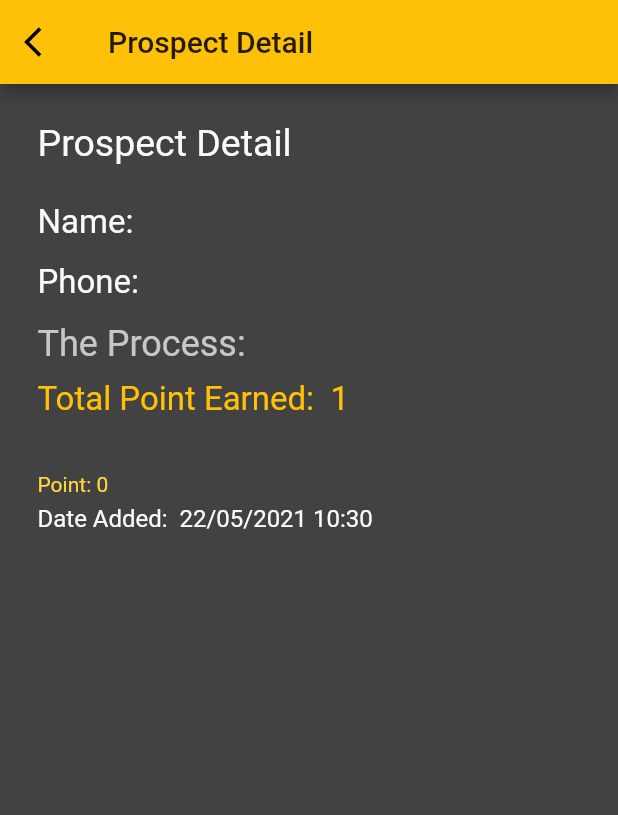
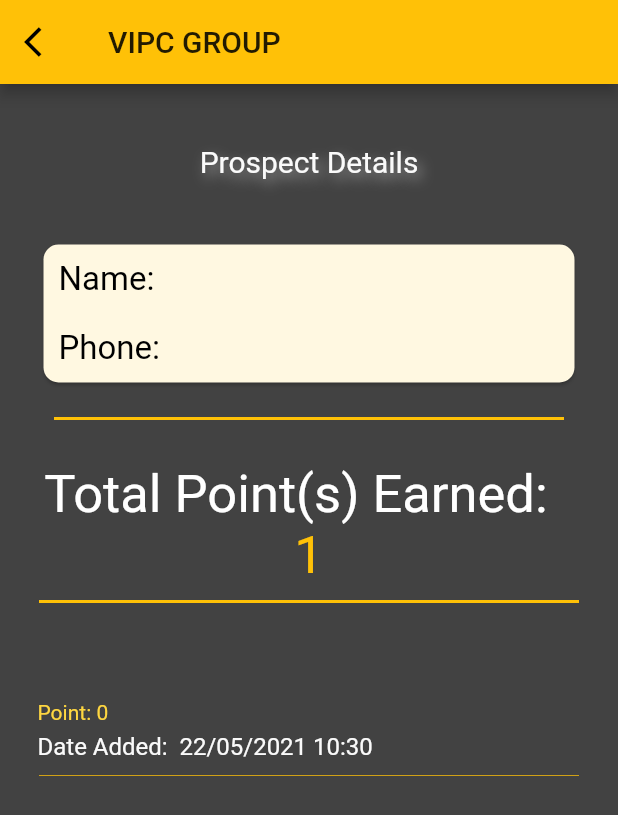
Before and after one commit to tasfique/vipc_app, a Flutter app: the ProspectView screen opened directly with empty values, on a phone screen of 412 x 824 dp. Shown: the top 815 px of the screen. Run offline on Flutter 3.47's test engine with Material 2 defaults, Android fonts, the phone set to English and light mode, and no system bars; our stand-ins replace bouncing_widget, charts_flutter, cloud_firestore, firebase_auth, firebase_core, firebase_messaging and 9 more; missing offline and left inert: flutter_absolute_path, flutter_gradient_colors, mailer, multi_image_picker; accounts and stored records are empty.

Commit message:
1. Improved Design for 'prospect_view.dart'

```diff
--- a/lib/view/prospect/prospect_view.dart
+++ b/lib/view/prospect/prospect_view.dart
@@ -81,7 +81,7 @@ class _ProspectViewState extends State<ProspectView> {
       },
       child: Scaffold(
         appBar: AppBar(
-          title: Text('Prospect Detail'),
+          title: Text('VIPC GROUP'),
           leading: IconButton(
             icon: Icon(Icons.arrow_back_ios),
             onPressed: () => Navigator.of(context).pop(false),
@@ -96,28 +96,58 @@ class _ProspectViewState extends State<ProspectView> {
                 crossAxisAlignment: CrossAxisAlignment.start,
                 children: [
                   Padding(
-                    padding: EdgeInsets.only(bottom: 25, top: 25),
+                    padding: EdgeInsets.only(bottom: 40, top: 40),
                     child: Container(
-                      alignment: Alignment.centerLeft,
+                      alignment: Alignment.center,
                       child: Text(
-                        "Prospect Detail",
+                        "Prospect Details",
                         style: TextStyle(
-                          fontSize: 25,
+                          fontSize: 20,
+                          //decoration: TextDecoration.underline,
+                          decorationThickness: 1.5,
+                          fontWeight: FontWeight.w400,
+                          shadows: [
+                            Shadow(
+                              blurRadius: 10.0,
+                              color: Colors.grey,
+                              offset: Offset(3.0, 4.0),
+                            ),
+                          ],
                         ),
                       ),
                     ),
                   ),
-                  Text(
+                  Container(
+                    width: 400,
+                    child: Card(
+                      semanticContainer: true,
+                      clipBehavior: Clip.antiAliasWithSaveLayer,
+                      shape: RoundedRectangleBorder(
+                          borderRadius: BorderRadius.circular(10.0)),
+                      color: Colors.amber[50],
+                      child: Column(
+                        crossAxisAlignment: CrossAxisAlignment.start,
+                        children: [
+                          //Name
+                          Padding(
+                            padding: EdgeInsets.all(10),
+                            child: Text(
                               'Name: ${widget.prospect.prospectName}',
                               style: TextStyle(
                                 fontSize: 22,
+                                color: Colors.black,
                               ),
                             ),
-                  SizedBox(
-                    height: 14,
                           ),
-                  Text('Phone: ${widget.prospect.phoneNo}',
-                      style: TextStyle(fontSize: 22)
+                          // SizedBox(
+                          //   height: 14,
+                          // ),
+                          //Phone
+                          Padding(
+                            padding: EdgeInsets.all(10),
+                            child: Text('Phone: ${widget.prospect.phoneNo}',
+                                style:
+                                    TextStyle(fontSize: 22, color: Colors.black)
                                 // DateFormat('dd/MM/yyyy HH:mm')
                                 // .format(DateTime.parse(widget.oneNew.newsId)),
                                 // style: TextStyle(
@@ -125,35 +155,76 @@ class _ProspectViewState extends State<ProspectView> {
                                 //   color: Colors.white70,
                                 // ),
                                 ),
-                  SizedBox(
-                    height: 14,
                           ),
+                          // SizedBox(
+                          //   height: 14,
+                          // ),
                           widget.prospect.email != ''
                               ? Padding(
-                          padding: const EdgeInsets.only(bottom: 14),
+                                  padding: const EdgeInsets.all(10),
                                   child: Text('Email: ${widget.prospect.email}',
-                              style: TextStyle(fontSize: 22)),
+                                      style: TextStyle(
+                                          fontSize: 22, color: Colors.black)),
                                 )
                               : SizedBox(),
-                  Text(
-                    'The Process:',
-                    style: TextStyle(
-                      color: Colors.white70,
-                      fontSize: 24,
+                        ],
                       ),
                     ),
+                  ),
+                  Padding(
+                    padding: const EdgeInsets.all(10),
+                    child: const Divider(
+                      height: 20,
+                      thickness: 2,
+                      indent: 1,
+                      endIndent: 1,
+                      color: Colors.amber,
+                    ),
+                    // child: Column(
+                    //   children: [],
+                    // ),
+                  ),
+                  // Text(
+                  //   'Point Description:',
+                  //   style: TextStyle(
+                  //     color: Colors.white70,
+                  //     fontSize: 24,
+                  //   ),
+                  // ),
                   SizedBox(
                     height: 10,
                   ),
-                  Text(
-                    'Total Point Earned:  $totalPoint',
+                  Center(
+                    child: Text(
+                      'Total Point(s) Earned:  ',
+                      style: TextStyle(
+                        color: Colors.white,
+                        fontSize: 35,
+                      ),
+                    ),
+                    // SizedBox(
+                    //   height: 10,
+                    // ),
+                  ),
+                  Center(
+                    child: Text(
+                      '$totalPoint',
                       style: TextStyle(
                         color: Colors.amber,
-                      fontSize: 22,
+                        fontSize: 35,
                       ),
                     ),
+                  ),
+
+                  const Divider(
+                    height: 20,
+                    thickness: 2,
+                    indent: 1,
+                    endIndent: 1,
+                    color: Colors.amber,
+                  ),
                   SizedBox(
-                    height: 10,
+                    height: 30,
                   ),
                   Text(widget.prospect.steps['0'],
                       style: TextStyle(fontSize: 22)),
@@ -170,6 +241,13 @@ class _ProspectViewState extends State<ProspectView> {
                             DateTime.parse(widget.prospect.steps['0Time'])),
                     style: TextStyle(fontSize: 16),
                   ),
+                  const Divider(
+                    height: 20,
+                    thickness: 0.5,
+                    indent: 1,
+                    endIndent: 1,
+                    color: Colors.amber,
+                  ),
                   widget.prospect.steps['0memo'] != ''
                       ? Padding(
                           padding: const EdgeInsets.only(top: 5),
@@ -179,6 +257,9 @@ class _ProspectViewState extends State<ProspectView> {
                           ),
                         )
                       : SizedBox(),
+                  Padding(
+                    padding: const EdgeInsets.all(10),
+                  ),
                   widget.prospect.steps['length'] != 1
                       ? ListView.builder(
                           physics: const NeverScrollableScrollPhysics(),
@@ -192,6 +273,7 @@ class _ProspectViewState extends State<ProspectView> {
                               return SizedBox();
                           })
                       : SizedBox(),
+
                   widget.prospect.done == 0 &&
                           widget.prospect.lastStep == 6 &&
                           checkStepState()
@@ -287,6 +369,19 @@ class _ProspectViewState extends State<ProspectView> {
         SizedBox(
           height: 5,
         ),
+        Text(
+          DateFormat('HH:mm').format(time) != '00:00'
+              ? 'Finish Date:  ' + DateFormat('dd/MM/yyyy HH:mm').format(time)
+              : 'Finish Date:  ' + DateFormat('dd/MM/yyyy').format(time),
+          style: TextStyle(fontSize: 16),
+        ),
+        const Divider(
+          height: 20,
+          thickness: 0.5,
+          indent: 1,
+          endIndent: 1,
+          color: Colors.amber,
+        ),
         widget.prospect.steps['${index}meetingPlace'] != ''
             ? Padding(
                 padding: const EdgeInsets.only(bottom: 5),
@@ -296,12 +391,6 @@ class _ProspectViewState extends State<ProspectView> {
                 ),
               )
             : SizedBox(),
-        Text(
-          DateFormat('HH:mm').format(time) != '00:00'
-              ? 'Finish Date:  ' + DateFormat('dd/MM/yyyy HH:mm').format(time)
-              : 'Finish Date:  ' + DateFormat('dd/MM/yyyy').format(time),
-          style: TextStyle(fontSize: 16),
-        ),
         widget.prospect.steps['${index}memo'] != ''
             ? Padding(
                 padding: const EdgeInsets.only(top: 5),
@@ -311,6 +400,9 @@ class _ProspectViewState extends State<ProspectView> {
                 ),
               )
             : SizedBox(),
+        Padding(
+          padding: const EdgeInsets.all(10),
+        ),
       ],
     );
   }
```
Lines whose indentation alone changed are shown as unchanged.
